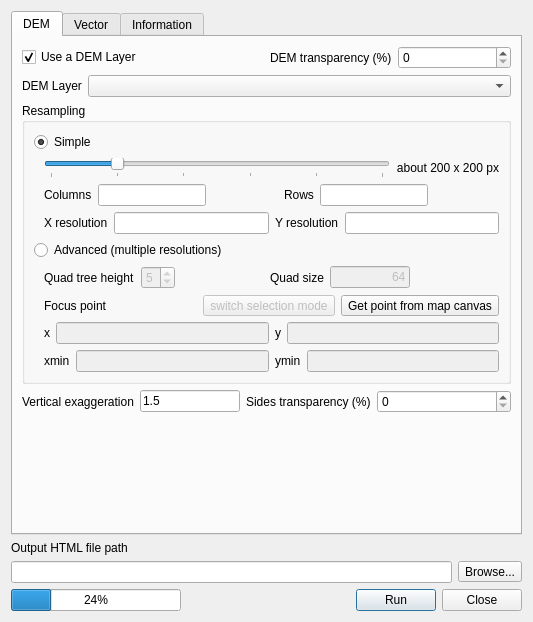
Before: the Qt Designer form qgis2threejsdialog.ui in minorua/Qgis2threejs, drawn with Qt 5.
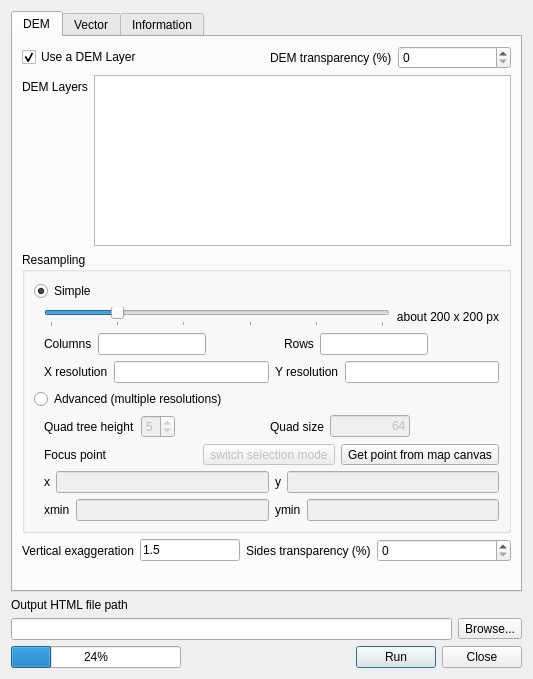
After: the same form once the commit is applied.

Commit message: new feature: multiple dems in model (only in simple mode) 	modified:   html_templates/template.html 	modified:   html_templates/template_no_sides.html 	modified:   qgis2threejs.py 	modified:   qgis2threejsdialog.py 	modified:   qgis2threejsdialog.ui 	modified:   qgis2threejsmain.py 	modified:   ui_qgis2threejsdialog.py

The edit to the form file:
```diff
--- a/qgis2threejsdialog.ui
+++ b/qgis2threejsdialog.ui
@@ -7,7 +7,7 @@
     <x>0</x>
     <y>0</y>
     <width>533</width>
-    <height>622</height>
+    <height>679</height>
    </rect>
   </property>
   <property name="sizePolicy">
@@ -88,20 +88,20 @@
              </item>
              <item>
               <layout class="QFormLayout" name="formLayout_6">
-               <item row="0" column="0">
+               <item row="1" column="0">
                 <widget class="QLabel" name="label_2">
                  <property name="text">
-                  <string>DEM Layer</string>
+                  <string>DEM Layers</string>
                  </property>
                 </widget>
                </item>
-               <item row="0" column="1">
-                <widget class="QComboBox" name="comboBox_DEMLayer">
-                 <property name="sizePolicy">
-                  <sizepolicy hsizetype="Expanding" vsizetype="Fixed">
-                   <horstretch>0</horstretch>
-                   <verstretch>0</verstretch>
-                  </sizepolicy>
+               <item row="1" column="1">
+                <widget class="QListWidget" name="listWidget_DEMLayer">
+                 <property name="selectionMode">
+                  <enum>QAbstractItemView::ExtendedSelection</enum>
+                 </property>
+                 <property name="sortingEnabled">
+                  <bool>true</bool>
                  </property>
                 </widget>
                </item>
```
Left out of the diff: 2 changed lines with no effect on the pictures. The commit also changes 6 other files.
